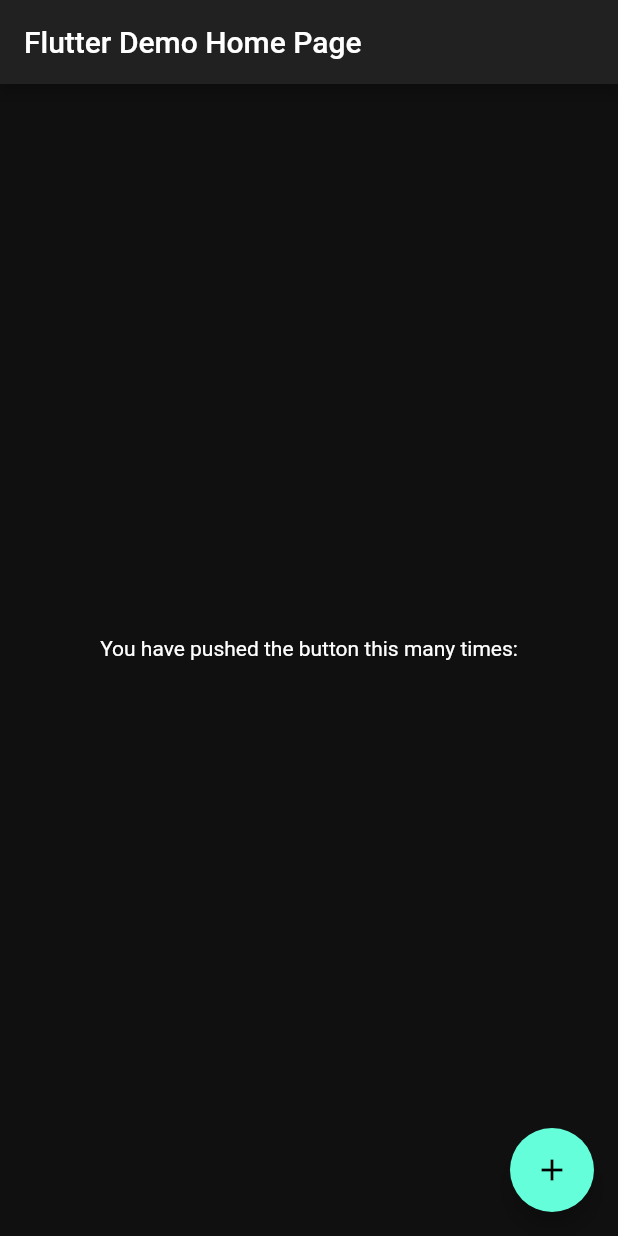
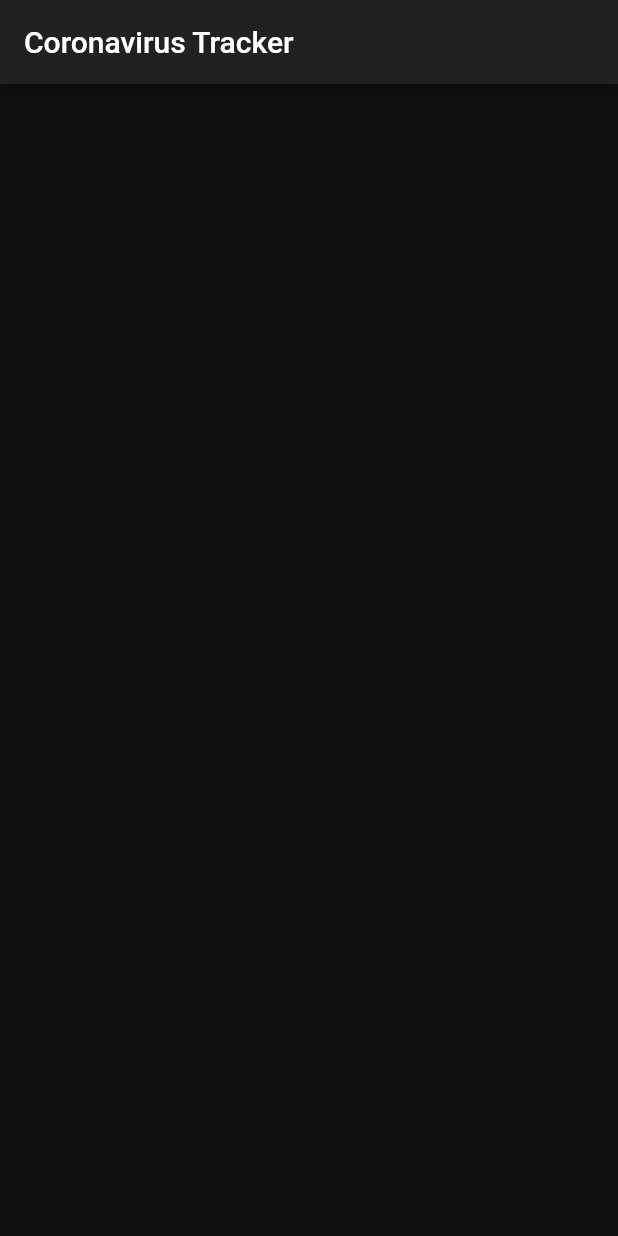
Before and after one commit to samuelematias/coronavirus_rest_api_flutter_course, a Flutter app: the screen it shows after launch, on a phone screen of 412 x 824 dp. Run offline on Flutter 3.47's test engine with Material 2 defaults, Android fonts, the phone set to English and light mode, and no system bars.

Commit message:
feat(widget): add-dashboard-widget

```diff
--- a/lib/main.dart
+++ b/lib/main.dart
@@ -1,6 +1,7 @@
 import 'package:coronavirus_rest_api_flutter_course/app/repositories/data_repository.dart';
 import 'package:coronavirus_rest_api_flutter_course/app/services/api.dart';
 import 'package:coronavirus_rest_api_flutter_course/app/services/api_service.dart';
+import 'package:coronavirus_rest_api_flutter_course/ui/dashboard.dart';
 import 'package:flutter/material.dart';
 import 'package:provider/provider.dart';
 
@@ -21,79 +22,8 @@ class MyApp extends StatelessWidget {
           scaffoldBackgroundColor: Color(0xFF101010),
           cardColor: Color(0xFF222222),
         ),
-        home: MyHomePage(title: 'Flutter Demo Home Page'),
+        home: Dashboard(),
       ),
     );
   }
 }
-
-class MyHomePage extends StatefulWidget {
-  MyHomePage({Key key, this.title}) : super(key: key);
-
-  final String title;
-
-  @override
-  _MyHomePageState createState() => _MyHomePageState();
-}
-
-class _MyHomePageState extends State<MyHomePage> {
-  String _accessToken = '';
-  int _cases;
-  int _deaths;
-
-  void _updateAccessToken() async {
-    final apiService = APIService(API.sandbox());
-    final accessToken = await apiService.getAccessToken();
-    final cases = await apiService.getEndpointData(
-      accessToken: accessToken,
-      endpoint: Endpoint.cases,
-    );
-    final deaths = await apiService.getEndpointData(
-      accessToken: accessToken,
-      endpoint: Endpoint.deaths,
-    );
-    setState(() {
-      _accessToken = accessToken;
-      _cases = cases;
-      _deaths = deaths;
-    });
-  }
-
-  @override
-  Widget build(BuildContext context) {
-    return Scaffold(
-      appBar: AppBar(
-        title: Text(widget.title),
-      ),
-      body: Center(
-        child: Column(
-          mainAxisAlignment: MainAxisAlignment.center,
-          children: <Widget>[
-            Text(
-              'You have pushed the button this many times:',
-            ),
-            Text(
-              '$_accessToken',
-              style: Theme.of(context).textTheme.bodyText1,
-            ),
-            if (_cases != null)
-              Text(
-                'cases: $_cases',
-                style: Theme.of(context).textTheme.bodyText1,
-              ),
-            if (_deaths != null)
-              Text(
-                'deaths: $_deaths',
-                style: Theme.of(context).textTheme.bodyText1,
-              ),
-          ],
-        ),
-      ),
-      floatingActionButton: FloatingActionButton(
-        onPressed: _updateAccessToken,
-        tooltip: 'Increment',
-        child: Icon(Icons.add),
-      ),
-    );
-  }
-}
--- /dev/null
+++ b/lib/ui/dashboard.dart
@@ -0,0 +1,20 @@
+import 'package:flutter/material.dart';
+
+class Dashboard extends StatefulWidget {
+  @override
+  _DashboardState createState() => _DashboardState();
+}
+
+class _DashboardState extends State<Dashboard> {
+  @override
+  Widget build(BuildContext context) {
+    return Scaffold(
+      appBar: AppBar(
+        title: Text('Coronavirus Tracker'),
+      ),
+      body: ListView(
+        children: <Widget>[],
+      ),
+    );
+  }
+}
```
Also changed, not shown: lib/ui/endpoint_card.dart (added, +8 -0 lines).
